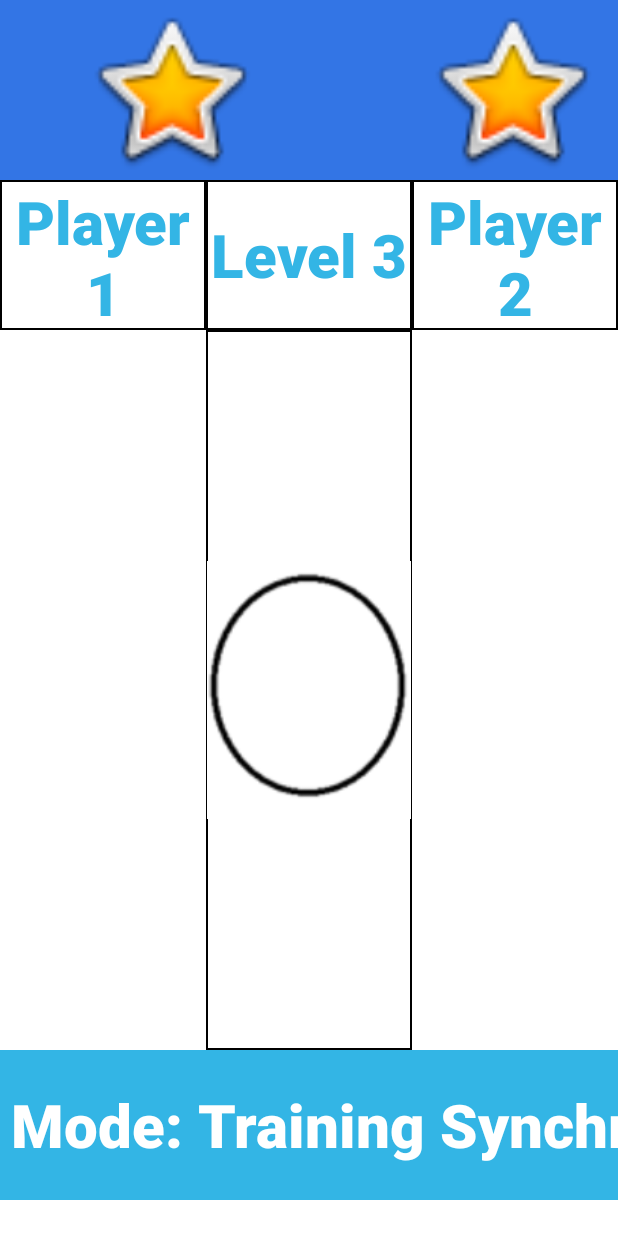
After one commit to mhemmad01/FinalProject, an Android app: the TrainSync screen opened directly, with no data from a screen before it, on a phone screen of 412 x 824 dp. The commit adds this screen. Run offline under Robolectric (Android 15) with nearby library versions, the phone set to English and light mode, and no system bars.

Commit message:
transfer2

```diff
--- a/app/src/main/AndroidManifest.xml
+++ b/app/src/main/AndroidManifest.xml
@@ -20,6 +20,10 @@
             android:parentActivityName=".MainActivity"></activity>
         <activity android:name=".MainDiagnosed"
             android:parentActivityName=".MainActivity"></activity>
+        <activity android:name=".SelectTrainMode"
+            android:parentActivityName=".MainDiagnosed"></activity>
+        <activity android:name=".TrainSync"
+            android:parentActivityName=".SelectTrainMode"></activity>
     </application>
 
 </manifest>
--- /dev/null
+++ b/app/src/main/java/com/example/myapplication/TrainSync.java
@@ -0,0 +1,21 @@
+package com.example.myapplication;
+
+import android.os.Bundle;
+import android.view.ViewGroup;
+
+import androidx.appcompat.app.AppCompatActivity;
+
+public class TrainSync extends AppCompatActivity {
+    @Override
+    protected void onCreate(Bundle savedInstanceState) {
+        super.onCreate(savedInstanceState);
+        setContentView(R.layout.traningsync);
+        getSupportActionBar().hide();
+        PaintView SyncDiagnosisView1=new PaintView(this);
+        PaintView SyncDiagnosisView2=new PaintView(this);
+        final ViewGroup SyncviewGroup1 = (ViewGroup) findViewById(R.id.SyncTrain1);
+        SyncviewGroup1.addView(SyncDiagnosisView1);
+        final ViewGroup SyncviewGroup2 = (ViewGroup) findViewById(R.id.SyncTrain2);
+        SyncviewGroup2.addView(SyncDiagnosisView2);
+    }
+}
--- a/app/src/main/res/layout/diagnosted_mainpage.xml
+++ b/app/src/main/res/layout/diagnosted_mainpage.xml
@@ -6,7 +6,8 @@
     android:layout_height="match_parent"
     android:alpha="0.8"
     android:background="#ECEBEB"
-    tools:context=".MainActivity">
+    android:onClick="StartTrain"
+    tools:context=".MainDiagnosed">
 
     <ImageView
         android:id="@+id/imageView2"
@@ -48,13 +49,14 @@
             android:textSize="24sp" />
 
         <Button
+            android:id="@+id/o"
             android:layout_width="match_parent"
             android:layout_height="80dp"
             android:layout_gravity="center"
             android:layout_margin="10dp"
             android:layout_marginTop="20dp"
             android:fontFamily="sans-serif-black"
-            android:onClick="LogIn"
+            android:onClick="StartTrain"
             android:text="Start Training"
             android:textSize="16sp"
             app:backgroundTint="@android:color/holo_blue_light" />
--- a/app/src/main/res/layout/trainingselect.xml
+++ b/app/src/main/res/layout/trainingselect.xml
@@ -6,7 +6,7 @@
     android:layout_height="match_parent"
     android:alpha="0.8"
     android:background="#ECEBEB"
-    tools:context=".MainActivity">
+    tools:context=".SelectTrainMode">
 
     <ImageView
         android:id="@+id/imageView2"
@@ -63,6 +63,7 @@
             android:layout_marginTop="20dp"
             android:background="@color/blue_light"
             android:fontFamily="sans-serif-black"
+            android:onClick="StartSyncTrain"
             android:text="Synchrozation"
             android:textSize="16sp"
             app:backgroundTint="@color/blue_light" />
--- a/app/src/main/res/layout/traningsync.xml
+++ b/app/src/main/res/layout/traningsync.xml
@@ -122,13 +122,12 @@
             android:layout_height="480dp"
             android:orientation="horizontal">
 
-            <ImageView
-                android:id="@+id/imageView13"
+            <LinearLayout
+                android:id="@+id/SyncTrain1"
                 android:layout_width="match_parent"
                 android:layout_height="match_parent"
                 android:layout_weight="1"
-                android:background="@drawable/my_border3"
-                app:srcCompat="@drawable/ll2" />
+                android:orientation="vertical"></LinearLayout>
 
             <ImageView
                 android:id="@+id/imageView17"
@@ -139,13 +138,12 @@
                 android:background="@drawable/my_border3"
                 app:srcCompat="@drawable/ss2" />
 
-            <ImageView
-                android:id="@+id/imageView14"
+            <LinearLayout
+                android:id="@+id/SyncTrain2"
                 android:layout_width="match_parent"
                 android:layout_height="match_parent"
                 android:layout_weight="1"
-                android:background="@drawable/my_border3"
-                app:srcCompat="@drawable/ll" />
+                android:orientation="vertical"></LinearLayout>
 
         </LinearLayout>
 
```
Also changed, not shown: app/src/main/java/com/example/myapplication/MainActivity.java (+7 -32 lines), app/src/main/java/com/example/myapplication/MainDiagnosed.java (+8 -1 lines), app/src/main/java/com/example/myapplication/SelectTrainMode.java (added, +23 -0 lines).
